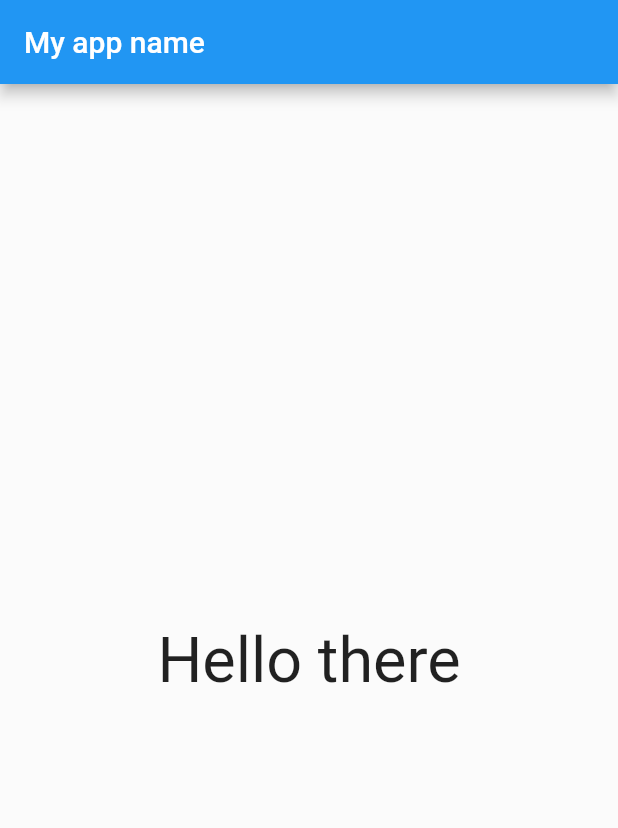
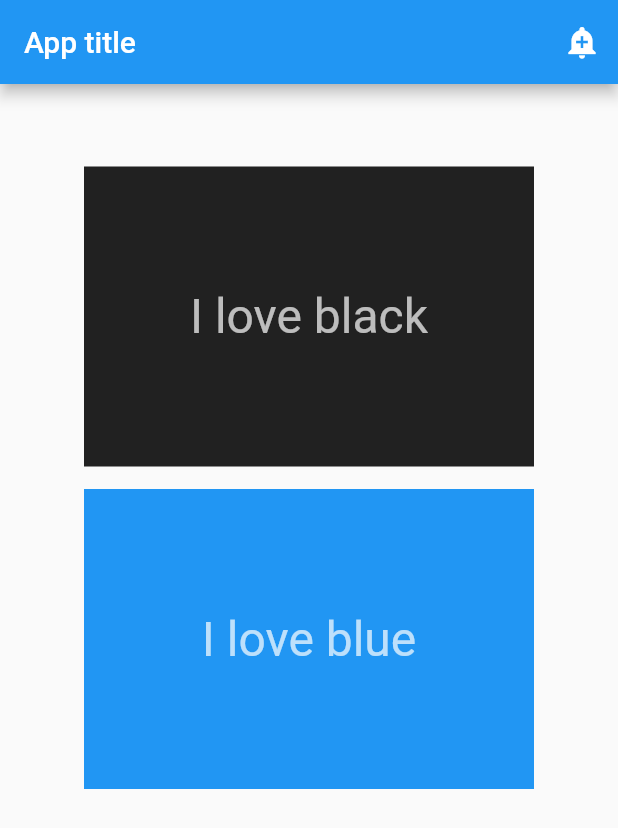
Before and after one commit to AllanJeremy/flutter_playground, a Flutter app: the screen it shows after launch, on a phone screen of 412 x 824 dp. Shown: the top 828 px of the screen. Run offline on Flutter 3.47's test engine with Material 2 defaults, Android fonts, the phone set to English and light mode, and no system bars.

Commit message:
Basic rectangle app - this app displays two rectangles on the screen with varying text and customizable heights - It also has an appbar with a button

```diff
--- a/lib/main.dart
+++ b/lib/main.dart
@@ -8,24 +8,76 @@ class MyApp extends StatelessWidget
   Widget build(BuildContext context){
       return MaterialApp(
         debugShowCheckedModeBanner: false,
-        home: new Scaffold(
-          appBar: new AppBar(
-            title: Text('My app name')
+        home: Scaffold(
+          appBar: AppBar(
+            title: Text('App title'),
+            actions: <Widget>[
+              IconButton(
+                icon: Icon(Icons.add_alert),
+                iconSize: 24.0,
+                color: Colors.white,
+                onPressed: printHello,
+              )
+            ],
           ),
           body: Container(
-            color:Colors.white10,
-            child: new Center(
-              child:Text(
-                "Hello there",
-                textDirection: TextDirection.ltr,
-                style: new TextStyle(
-                  color: Colors.black87,
-                  fontSize: 42.0
-                )
-              ),
-            )
+            margin: EdgeInsets.symmetric(vertical: 40.0),
+            child: Center(
+              child: new Column(
+                crossAxisAlignment: CrossAxisAlignment.center,
+                children: <Widget>[
+                  MyRectangle(
+                    width:300.0,
+                    height:200.0,
+                    text:'I love black',
+                    color: Colors.black87,
+                  ),
+                  MyRectangle(
+                    width:300.0,
+                    height:200.0,
+                    text:'I love blue',
+                    color: Colors.blue,
+                  ),
+                ]
+              )
+            ),
           )
         )
       );
   }
 }
+
+class MyRectangle extends StatelessWidget
+{
+  final double width,height;
+  final String text;
+  final Color color;
+
+  MyRectangle({this.width,this.height,this.text,this.color});
+
+  @override
+  Widget build(BuildContext context)
+  {
+    return Container(
+      margin: EdgeInsets.only(top:15.0),
+      color: this.color,
+      width: this.width,
+      height: this.height,
+      child: Center(
+        child: Text(
+          this.text,
+          style: TextStyle(
+            fontSize: 32.0,
+            color:Colors.white70
+          )
+        )
+      ),
+    );
+  }
+}
+
+//Prints hello to the screen
+void printHello()
+{
+  print("Hello");
+}
```
